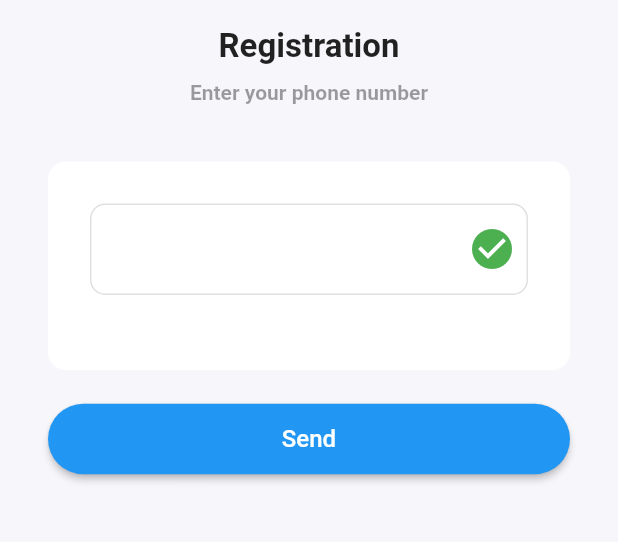
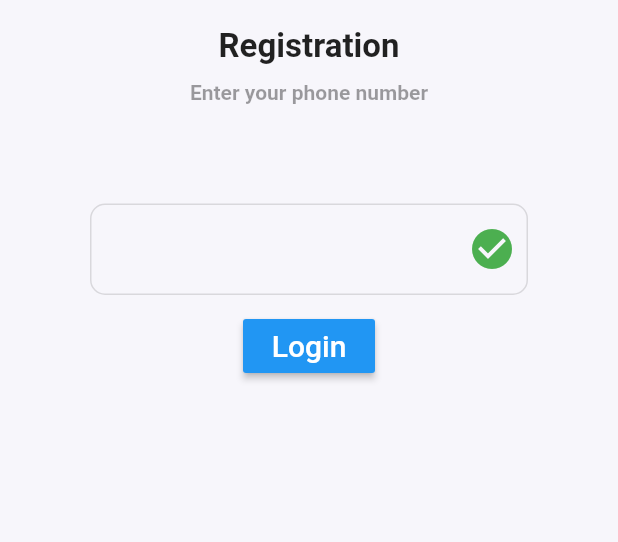
Before and after one commit to anoud33/my_flutter_project, a Flutter app: the Register screen opened directly, on a phone screen of 412 x 824 dp, the part 449-991 px from its top. Run offline on Flutter 3.47's test engine with Material 2 defaults, Android fonts, the phone set to English and light mode, and no system bars; our stand-ins replace firebase_auth, firebase_core, fluttertoast, pinput; missing offline and left inert: dart:html; accounts and stored records are empty.

Commit message:
i changed

```diff
--- a/lib/register.dart
+++ b/lib/register.dart
@@ -1,7 +1,12 @@
-// ignore_for_file: prefer_const_constructors
+// ignore_for_file: prefer_const_constructors, prefer_final_fields, unused_import, avoid_print, avoid_web_libraries_in_flutter
+
+import 'dart:html';
 
 import 'package:flutter/material.dart';
 import 'package:flutter_application_1/otp.dart';
+import 'package:flutter_application_1/welcome.dart';
+import 'package:fluttertoast/fluttertoast.dart';
+import 'package:firebase_auth/firebase_auth.dart';
 class Register extends StatefulWidget {
   const Register({Key? key}) : super(key: key);
 
@@ -10,6 +15,18 @@ class Register extends StatefulWidget {
 }
 
 class _RegisterState extends State<Register> {
+   TextEditingController phoneController = TextEditingController();
+  TextEditingController otpController = TextEditingController();
+
+  FirebaseAuth auth = FirebaseAuth.instance;
+
+  bool otpVisibility = false;
+
+  String verificationID = "";
+
+  // TextEditingController phoneController = TextEditingController();
+
+
   @override
   Widget build(BuildContext context) {
       return Scaffold(
@@ -67,16 +84,19 @@ class _RegisterState extends State<Register> {
               Container(
                 padding: EdgeInsets.all(28),
                 decoration: BoxDecoration(
-                  color: Colors.white,
+                  color:Color(0xfff7f6fb),
                   borderRadius: BorderRadius.circular(12),
                 ),
                 child: Column(
                   children: [
                     TextFormField(
+
                       keyboardType: TextInputType.number,
+                      controller: phoneController, //
                       style: TextStyle(
                         fontSize: 18,
                         fontWeight: FontWeight.bold,
+
                       ),
                       decoration: InputDecoration(
                         enabledBorder: OutlineInputBorder(
@@ -101,52 +121,152 @@ class _RegisterState extends State<Register> {
                          ),
                       ),
                     ),
+                    //
+                    Visibility(
+                      child: TextField(
+
+                        controller: otpController,
+                        decoration: InputDecoration(
+                          hintText: 'OTP',
+                          prefix: Padding(
+
+                            padding: EdgeInsets.all(4),
+                            child: Text(''),
+                          ),
+                        ),
+                        maxLength: 6,
+                        keyboardType: TextInputType.number,
+                     ),
+                     visible: otpVisibility,
+                    ),
+
                     SizedBox(
-                      height: 22,
+
+                      height: 10,
                     ),
+
+                    MaterialButton(
+
+                      color: Colors.blue,
+
+                      onPressed: () {
+                        if (otpVisibility) {
+                          verifyOTP();
+                        } else {
+                           loginWithPhone();
+                          }
+                      },
+
+
+                      child: Text(
+
+                        otpVisibility ? "Verify" : "Login",
+                        style: TextStyle(
+                          color: Colors.white,
+                          fontSize: 20,
+                        ),
+
+
+                      ),
+
+                    ),
+
+                    //
+                   // SizedBox(
+                    //  height: 22,
+                    //),
                   ],
                 ),
               ),
-                 SizedBox(
-                height: 22,
-              ),
-              SizedBox(
-                width: double.infinity,
-                child: ElevatedButton(
-                  onPressed: () {
-                    Navigator.of(context).push(
-                      MaterialPageRoute(
-                        builder: (context) =>Otp(),
-                      ),
-                    );
-                  },
-                  style: ButtonStyle(
-                    foregroundColor:
-                        MaterialStateProperty.all<Color>(Colors.white),
-                    backgroundColor:
-                        MaterialStateProperty.all<Color>(Colors.blue),
-                    shape: MaterialStateProperty.all<RoundedRectangleBorder>(
-                      RoundedRectangleBorder(
-                        borderRadius: BorderRadius.circular(24),
-                      ),
-                    ),
-                  ),
-                  child: Padding(
-                    padding: EdgeInsets.all(14),
-                    child: Text(
-                      'Send',
-                       style: TextStyle(fontSize: 16),
-                    ),
-                  ),
-                ),
-              ),
-              SizedBox(
-                height: 22,
-              ),
+
+               //  SizedBox(
+               // height: 22,
+              //),
+
+              //SizedBox(
+                //width: double.infinity,
+                //child: ElevatedButton(
+                  //onPressed: () {
+                    //Navigator.of(context).push(
+                      //MaterialPageRoute(
+                        //builder: (context) =>Otp()
+                      //)
+                    //);
+                  //},
+                 // style: ButtonStyle(
+                    //foregroundColor:
+                      //  MaterialStateProperty.all<Color>(Colors.white),
+                  //  backgroundColor:
+                      //  MaterialStateProperty.all<Color>(Colors.blue),
+                   // shape: MaterialStateProperty.all<RoundedRectangleBorder>(
+                    //  RoundedRectangleBorder(
+                      //  borderRadius: BorderRadius.circular(24),
+                  //    ),
+                 //   ),
+                //  ),
+                //  child: Padding(
+                 //   padding: EdgeInsets.all(14),
+                 //   child: Text(
+                 //     'Send',
+                 //      style: TextStyle(fontSize: 16),
+                //   ),
+               // ),
+          //    ),
+           //   SizedBox(
+           //     height: 22,
+           //   ),
             ],
           ),
         ),
       ),
     );
   }
+   void loginWithPhone() async {
+    auth.verifyPhoneNumber(
+      phoneNumber: "+966" + phoneController.text,
+      verificationCompleted: (PhoneAuthCredential credential) async {
+        await auth.signInWithCredential(credential).then((value) {
+          print("You are logged in successfully");
+        });
+      },
+      verificationFailed: (FirebaseAuthException e) {
+        print(e.message);
+      },
+      codeSent: (String verificationId, int? resendToken) {
+        otpVisibility = true;
+        verificationID = verificationId;
+        setState(() {});
+      },
+      codeAutoRetrievalTimeout: (String verificationId) {},
+    );
+  }
+
+  void verifyOTP() async {
+    PhoneAuthCredential credential = PhoneAuthProvider.credential(
+        verificationId: verificationID, smsCode: otpController.text);
+
+    await auth.signInWithCredential(credential).then(
+      (value) {
+        print("You are logged in successfully");
+        Fluttertoast.showToast(
+          msg: "You are logged in successfully",
+          toastLength: Toast.LENGTH_SHORT,
+          gravity: ToastGravity.CENTER,
+          timeInSecForIosWeb: 1,
+          backgroundColor: Colors.blue,
+          textColor: Colors.white,
+          fontSize: 16.0,
+        );
+      },
+    ).whenComplete(
+      () {
+        Navigator.pushReplacement(
+          context,
+          MaterialPageRoute(
+            builder: (context) => Welcome(),
+          ),
+        );
+      },
+    );
+  }
 }
--- a/pubspec.yaml
+++ b/pubspec.yaml
@@ -34,6 +34,11 @@ dependencies:
   # The following adds the Cupertino Icons font to your application.
   # Use with the CupertinoIcons class for iOS style icons.
   cupertino_icons: ^1.0.2
+  firebase_auth: ^3.3.12
+  firebase_core: ^1.14.0
+  pinput: ^2.2.7
+  cloud_firestore: ^3.1.11
+  fluttertoast: ^8.0.9
 
 dev_dependencies:
   flutter_test:
```
Also changed, not shown: lib/main.dart (+5 -2 lines), lib/otp.dart (+31 -6 lines), pubspec.lock, 5 other files.
